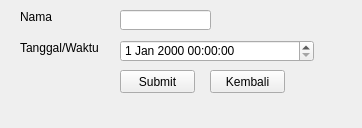
christianbyu/Python-simple-absent-apps-with-pyqt5, file masuk.ui: the form before one commit.
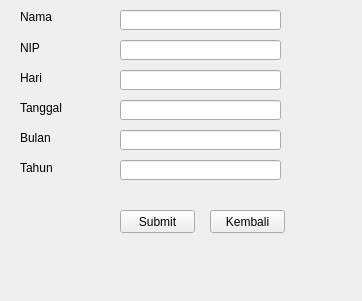
The form after the commit.

```diff
--- a/masuk.ui
+++ b/masuk.ui
@@ -7,7 +7,7 @@
     <x>0</x>
     <y>0</y>
     <width>362</width>
-    <height>128</height>
+    <height>301</height>
    </rect>
   </property>
   <property name="windowTitle">
@@ -17,7 +17,7 @@
    <property name="geometry">
     <rect>
      <x>120</x>
-     <y>70</y>
+     <y>210</y>
      <width>75</width>
      <height>23</height>
     </rect>
@@ -26,22 +26,12 @@
     <string>Submit</string>
    </property>
   </widget>
-  <widget class="QDateTimeEdit" name="dateTimeEdit">
-   <property name="geometry">
-    <rect>
-     <x>120</x>
-     <y>40</y>
-     <width>194</width>
-     <height>22</height>
-    </rect>
-   </property>
-  </widget>
   <widget class="QLineEdit" name="lineEdit_3">
    <property name="geometry">
     <rect>
      <x>120</x>
      <y>10</y>
-     <width>91</width>
+     <width>161</width>
      <height>20</height>
     </rect>
    </property>
@@ -72,14 +62,14 @@
     </rect>
    </property>
    <property name="text">
-    <string>Tanggal/Waktu</string>
+    <string>NIP</string>
    </property>
   </widget>
   <widget class="QPushButton" name="MKembali">
    <property name="geometry">
     <rect>
      <x>210</x>
-     <y>70</y>
+     <y>210</y>
      <width>75</width>
      <height>23</height>
     </rect>
@@ -88,6 +78,123 @@
     <string>Kembali</string>
    </property>
   </widget>
+  <widget class="QLineEdit" name="lineEdit_4">
+   <property name="geometry">
+    <rect>
+     <x>120</x>
+     <y>40</y>
+     <width>161</width>
+     <height>20</height>
+    </rect>
+   </property>
+   <property name="text">
+    <string/>
+   </property>
+  </widget>
+  <widget class="QLineEdit" name="lineEdit_5">
+   <property name="geometry">
+    <rect>
+     <x>120</x>
+     <y>70</y>
+     <width>161</width>
+     <height>20</height>
+    </rect>
+   </property>
+   <property name="text">
+    <string/>
+   </property>
+  </widget>
+  <widget class="QLabel" name="label_5">
+   <property name="geometry">
+    <rect>
+     <x>20</x>
+     <y>70</y>
+     <width>81</width>
+     <height>16</height>
+    </rect>
+   </property>
+   <property name="text">
+    <string>Hari</string>
+   </property>
+  </widget>
+  <widget class="QLabel" name="label_6">
+   <property name="geometry">
+    <rect>
+     <x>20</x>
+     <y>100</y>
+     <width>81</width>
+     <height>16</height>
+    </rect>
+   </property>
+   <property name="text">
+    <string>Tanggal</string>
+   </property>
+  </widget>
+  <widget class="QLineEdit" name="lineEdit_6">
+   <property name="geometry">
+    <rect>
+     <x>120</x>
+     <y>100</y>
+     <width>161</width>
+     <height>20</height>
+    </rect>
+   </property>
+   <property name="text">
+    <string/>
+   </property>
+  </widget>
+  <widget class="QLineEdit" name="lineEdit_7">
+   <property name="geometry">
+    <rect>
+     <x>120</x>
+     <y>130</y>
+     <width>161</width>
+     <height>20</height>
+    </rect>
+   </property>
+   <property name="text">
+    <string/>
+   </property>
+  </widget>
+  <widget class="QLabel" name="label_7">
+   <property name="geometry">
+    <rect>
+     <x>20</x>
+     <y>130</y>
+     <width>81</width>
+     <height>16</height>
+    </rect>
+   </property>
+   <property name="text">
+    <string>Bulan</string>
+   </property>
+  </widget>
+  <widget class="QLineEdit" name="lineEdit_8">
+   <property name="geometry">
+    <rect>
+     <x>120</x>
+     <y>160</y>
+     <width>161</width>
+     <height>20</height>
+    </rect>
+   </property>
+   <property name="text">
+    <string/>
+   </property>
+  </widget>
+  <widget class="QLabel" name="label_8">
+   <property name="geometry">
+    <rect>
+     <x>20</x>
+     <y>160</y>
+     <width>81</width>
+     <height>16</height>
+    </rect>
+   </property>
+   <property name="text">
+    <string>Tahun</string>
+   </property>
+  </widget>
  </widget>
  <resources/>
  <connections/>
```
